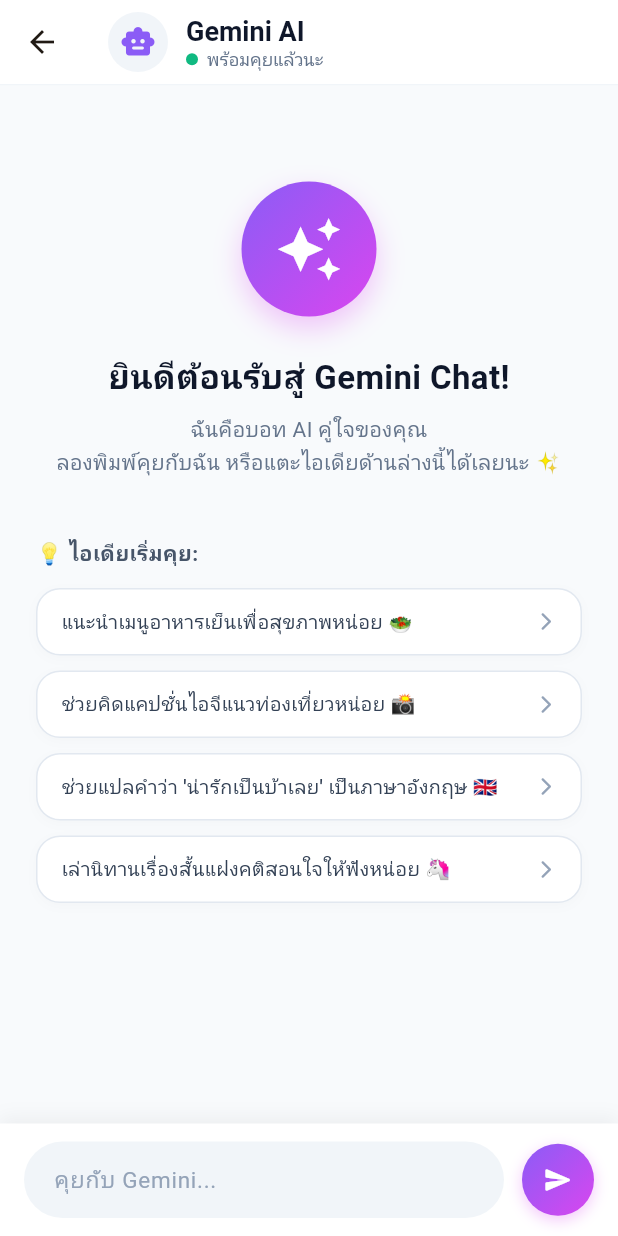
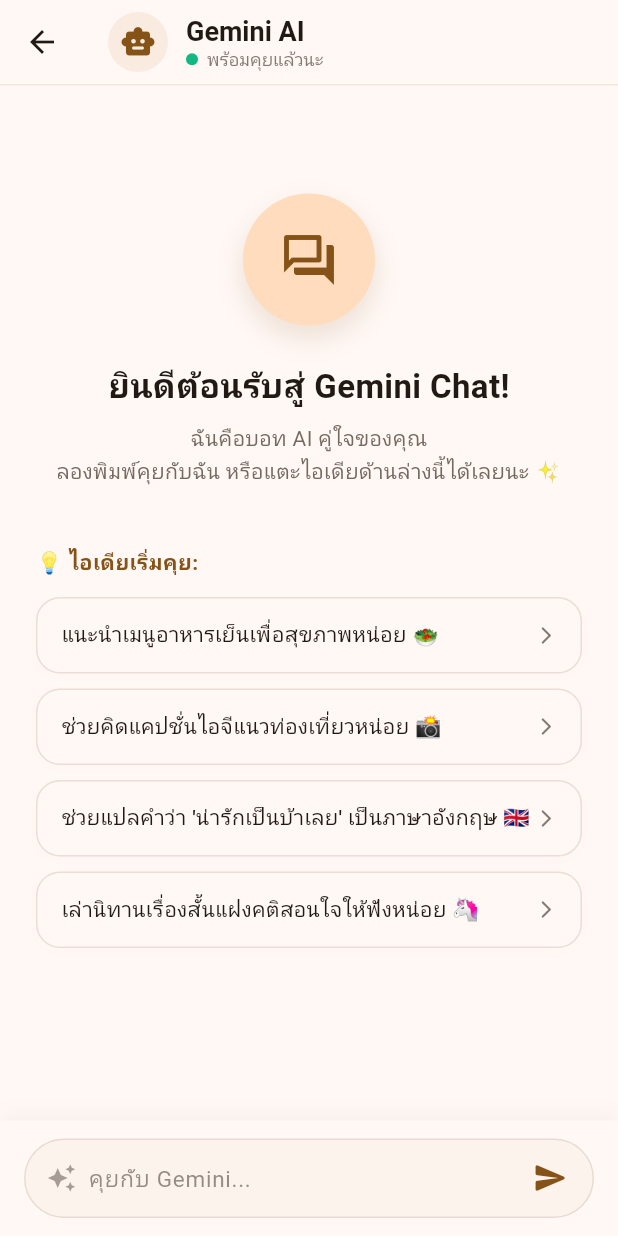
Before and after one commit to Ice-Ittikorn/Flutter, a Flutter app: the AiChatPage screen opened directly, on a phone screen of 412 x 824 dp. Run offline on Flutter 3.47's test engine with Material 3 defaults, Android fonts, the phone set to English and light mode, and no system bars; our stand-ins replace flutter_dotenv.

```diff
--- a/lib/pages/ai_chat_page.dart
+++ b/lib/pages/ai_chat_page.dart
@@ -1,4 +1,5 @@
 import 'dart:convert';
+import 'dart:math';
 
 import 'package:flutter/material.dart';
 import 'package:http/http.dart' as http;
@@ -31,7 +32,7 @@
       if (_scrollController.hasClients) {
         _scrollController.animateTo(
           _scrollController.position.maxScrollExtent,
-          duration: const Duration(milliseconds: 350),
+          duration: const Duration(milliseconds: 300),
           curve: Curves.easeOutCubic,
         );
       }
@@ -107,6 +108,7 @@
 
   Widget _buildMessage(Map<String, String> message) {
     final isUser = message["role"] == "user";
+    final theme = Theme.of(context);
 
     if (isUser) {
       return Padding(
@@ -118,30 +120,26 @@
             Flexible(
               child: Container(
                 padding: const EdgeInsets.symmetric(horizontal: 16, vertical: 12),
-                decoration: const BoxDecoration(
-                  gradient: LinearGradient(
-                    colors: [Color(0xFF8B5CF6), Color(0xFFD946EF)],
-                    begin: Alignment.topLeft,
-                    end: Alignment.bottomRight,
-                  ),
-                  borderRadius: BorderRadius.only(
-                    topLeft: Radius.circular(20),
-                    topRight: Radius.circular(20),
-                    bottomLeft: Radius.circular(20),
-                    bottomRight: Radius.circular(4),
+                decoration: BoxDecoration(
+                  color: theme.colorScheme.primaryContainer,
+                  borderRadius: const BorderRadius.only(
+                    topLeft: Radius.circular(16),
+                    topRight: Radius.circular(16),
+                    bottomLeft: Radius.circular(16),
+                    bottomRight: Radius.zero,
                   ),
                   boxShadow: [
                     BoxShadow(
-                      color: Color(0x22D946EF),
+                      color: Colors.black.withValues(alpha: 0.04),
                       blurRadius: 8,
-                      offset: Offset(0, 4),
+                      offset: const Offset(0, 3),
                     )
                   ],
                 ),
                 child: Text(
                   message["text"] ?? "",
-                  style: const TextStyle(
-                    color: Colors.white,
+                  style: TextStyle(
+                    color: theme.colorScheme.onPrimaryContainer,
                     fontSize: 15,
                     height: 1.4,
                   ),
@@ -162,23 +160,19 @@
               width: 36,
               height: 36,
               decoration: BoxDecoration(
-                gradient: const LinearGradient(
-                  colors: [Color(0xFF3B82F6), Color(0xFF8B5CF6)],
-                  begin: Alignment.topLeft,
-                  end: Alignment.bottomRight,
-                ),
+                color: theme.colorScheme.primary,
                 shape: BoxShape.circle,
                 boxShadow: [
                   BoxShadow(
-                    color: const Color(0x4D3B82F6),
+                    color: theme.colorScheme.primary.withValues(alpha: 0.2),
                     blurRadius: 6,
                     offset: const Offset(0, 2),
                   )
                 ],
               ),
-              child: const Icon(
+              child: Icon(
                 Icons.auto_awesome,
-                color: Colors.white,
+                color: theme.colorScheme.onPrimary,
                 size: 18,
               ),
             ),
@@ -187,20 +181,20 @@
               child: Container(
                 padding: const EdgeInsets.symmetric(horizontal: 16, vertical: 12),
                 decoration: BoxDecoration(
-                  color: Colors.white,
+                  color: theme.colorScheme.surfaceContainer.withValues(alpha: 0.5),
                   borderRadius: const BorderRadius.only(
-                    topLeft: Radius.circular(20),
-                    topRight: Radius.circular(20),
-                    bottomRight: Radius.circular(20),
-                    bottomLeft: Radius.circular(4),
+                    topLeft: Radius.circular(16),
+                    topRight: Radius.circular(16),
+                    bottomRight: Radius.circular(16),
+                    bottomLeft: Radius.zero,
                   ),
                   border: Border.all(
-                    color: const Color(0xFFE2E8F0),
+                    color: theme.colorScheme.outlineVariant.withValues(alpha: 0.3),
                     width: 1,
                   ),
                   boxShadow: [
                     BoxShadow(
-                      color: const Color(0x05000000),
+                      color: Colors.black.withValues(alpha: 0.02),
                       blurRadius: 10,
                       offset: const Offset(0, 4),
                     )
@@ -208,8 +202,8 @@
                 ),
                 child: Text(
                   message["text"] ?? "",
-                  style: const TextStyle(
-                    color: Color(0xFF1E293B),
+                  style: TextStyle(
+                    color: theme.colorScheme.onSurfaceVariant,
                     fontSize: 15,
                     height: 1.4,
                   ),
@@ -224,23 +218,25 @@
 
   @override
   Widget build(BuildContext context) {
+    final theme = Theme.of(context);
+
     return Scaffold(
-      backgroundColor: const Color(0xFFF8FAFC),
+      backgroundColor: theme.colorScheme.surface,
       appBar: AppBar(
-        backgroundColor: Colors.white,
+        backgroundColor: theme.colorScheme.surface,
         elevation: 0,
         centerTitle: false,
         title: Row(
           children: [
             Container(
               padding: const EdgeInsets.all(8),
-              decoration: const BoxDecoration(
-                color: Color(0xFFF1F5F9),
+              decoration: BoxDecoration(
+                color: theme.colorScheme.surfaceContainer,
                 shape: BoxShape.circle,
               ),
-              child: const Icon(
+              child: Icon(
                 Icons.smart_toy_rounded,
-                color: Color(0xFF8B5CF6),
+                color: theme.colorScheme.primary,
                 size: 24,
               ),
             ),
@@ -248,10 +244,10 @@
             Column(
               crossAxisAlignment: CrossAxisAlignment.start,
               children: [
-                const Text(
+                Text(
                   "Gemini AI",
                   style: TextStyle(
-                    color: Color(0xFF0F172A),
+                    color: theme.colorScheme.onSurface,
                     fontSize: 18,
                     fontWeight: FontWeight.bold,
                   ),
@@ -267,10 +263,10 @@
                       ),
                     ),
                     const SizedBox(width: 6),
-                    const Text(
+                    Text(
                       "พร้อมคุยแล้วนะ",
                       style: TextStyle(
-                        color: Color(0xFF64748B),
+                        color: theme.colorScheme.onSurfaceVariant.withValues(alpha: 0.7),
                         fontSize: 12,
                         fontWeight: FontWeight.w500,
                       ),
@@ -284,7 +280,7 @@
         bottom: PreferredSize(
           preferredSize: const Size.fromHeight(1),
           child: Container(
-            color: const Color(0xFFF1F5F9),
+            color: theme.colorScheme.outlineVariant.withValues(alpha: 0.3),
             height: 1,
           ),
         ),
@@ -300,60 +296,56 @@
                       child: Column(
                         mainAxisAlignment: MainAxisAlignment.center,
                         children: [
-                          const SizedBox(height: 40),
+                          const SizedBox(height: 48),
                           Container(
-                            width: 90,
-                            height: 90,
+                            width: 88,
+                            height: 88,
                             decoration: BoxDecoration(
-                              gradient: const LinearGradient(
-                                colors: [Color(0xFF8B5CF6), Color(0xFFD946EF)],
-                                begin: Alignment.topLeft,
-                                end: Alignment.bottomRight,
-                              ),
+                              color: theme.colorScheme.primaryContainer,
                               shape: BoxShape.circle,
                               boxShadow: [
                                 BoxShadow(
-                                  color: const Color(0x4CD946EF),
+                                  color: theme.colorScheme.primary.withValues(alpha: 0.15),
                                   blurRadius: 16,
                                   offset: const Offset(0, 8),
                                 )
                               ],
                             ),
-                            child: const Icon(
-                              Icons.auto_awesome,
-                              size: 45,
-                              color: Colors.white,
+                            child: Icon(
+                              Icons.forum_outlined,
+                              size: 40,
+                              color: theme.colorScheme.primary,
                             ),
                           ),
                           const SizedBox(height: 24),
-                          const Text(
+                          Text(
                             "ยินดีต้อนรับสู่ Gemini Chat!",
                             style: TextStyle(
                               fontSize: 22,
                               fontWeight: FontWeight.bold,
-                              color: Color(0xFF0F172A),
+                              color: theme.colorScheme.onSurface,
                             ),
                             textAlign: TextAlign.center,
                           ),
                           const SizedBox(height: 8),
-                          const Text(
+                          Text(
                             "ฉันคือบอท AI คู่ใจของคุณ\nลองพิมพ์คุยกับฉัน หรือแตะไอเดียด้านล่างนี้ได้เลยนะ ✨",
                             style: TextStyle(
                               fontSize: 14,
-                              color: Color(0xFF64748B),
+                              color: theme.colorScheme.onSurfaceVariant.withValues(alpha: 0.8),
                               height: 1.5,
                             ),
                             textAlign: TextAlign.center,
                           ),
                           const SizedBox(height: 40),
-                          const Align(
+                          Align(
                             alignment: Alignment.centerLeft,
                             child: Text(
                               "💡 ไอเดียเริ่มคุย:",
                               style: TextStyle(
                                 fontSize: 14,
                                 fontWeight: FontWeight.bold,
-                                color: Color(0xFF475569),
+                                color: theme.colorScheme.primary,
                               ),
                             ),
                           ),
@@ -368,18 +360,18 @@
                                   width: double.infinity,
                                   padding: const EdgeInsets.symmetric(
                                     horizontal: 16,
-                                    vertical: 12,
+                                    vertical: 14,
                                   ),
                                   decoration: BoxDecoration(
-                                    color: Colors.white,
+                                    color: theme.colorScheme.surface,
                                     borderRadius: BorderRadius.circular(16),
                                     border: Border.all(
-                                      color: const Color(0xFFE2E8F0),
+                                      color: theme.colorScheme.outlineVariant.withValues(alpha: 0.5),
                                       width: 1,
                                     ),
                                     boxShadow: [
                                       BoxShadow(
-                                        color: const Color(0x05000000),
+                                        color: Colors.black.withValues(alpha: 0.01),
                                         blurRadius: 6,
                                         offset: const Offset(0, 2),
                                       )
@@ -390,17 +382,17 @@
                                       Expanded(
                                         child: Text(
                                           suggestion,
-                                          style: const TextStyle(
-                                            fontSize: 13,
-                                            color: Color(0xFF334155),
+                                          style: TextStyle(
+                                            fontSize: 14,
+                                            color: theme.colorScheme.onSurface,
                                             fontWeight: FontWeight.w500,
                                           ),
                                         ),
                                       ),
-                                      const Icon(
+                                      Icon(
                                         Icons.arrow_forward_ios_rounded,
                                         size: 14,
-                                        color: Color(0xFF94A3B8),
+                                        color: theme.colorScheme.onSurfaceVariant.withValues(alpha: 0.7),
                                       ),
                                     ],
                                   ),
@@ -423,33 +415,30 @@
           ),
           if (_isLoading)
             Padding(
-              padding: const EdgeInsets.only(bottom: 8.0),
+              padding: const EdgeInsets.only(bottom: 12.0),
               child: Row(
                 mainAxisAlignment: MainAxisAlignment.center,
                 children: [
                   Container(
-                    padding: const EdgeInsets.symmetric(horizontal: 14, vertical: 8),
+                    padding: const EdgeInsets.symmetric(horizontal: 16, vertical: 10),
                     decoration: BoxDecoration(
-                      color: const Color(0x99E2E8F0),
-                      borderRadius: BorderRadius.circular(20),
+                      color: theme.colorScheme.surfaceContainer.withValues(alpha: 0.6),
+                      borderRadius: BorderRadius.circular(24),
+                      border: Border.all(
+                        color: theme.colorScheme.outlineVariant.withValues(alpha: 0.3),
+                        width: 1,
+                      ),
                     ),
                     child: Row(
                       mainAxisSize: MainAxisSize.min,
                       children: [
-                        const SizedBox(
-                          width: 12,
-                          height: 12,
-                          child: CircularProgressIndicator(
-                            strokeWidth: 2,
-                            valueColor: AlwaysStoppedAnimation<Color>(Color(0xFF8B5CF6)),
-                          ),
-                        ),
-                        const SizedBox(width: 8),
-                        const Text(
+                        const TypingIndicator(),
+                        const SizedBox(width: 10),
+                        Text(
                           "Gemini กำลังคิดอยู่...",
                           style: TextStyle(
                             fontSize: 12,
-                            color: Color(0xFF475569),
+                            color: theme.colorScheme.onSurfaceVariant,
                             fontWeight: FontWeight.w500,
                           ),
                         ),
@@ -461,10 +450,10 @@
             ),
           Container(
             decoration: BoxDecoration(
-              color: Colors.white,
+              color: theme.colorScheme.surface,
               boxShadow: [
                 BoxShadow(
-                  color: const Color(0x0D000000),
+                  color: Colors.black.withValues(alpha: 0.04),
                   blurRadius: 10,
                   offset: const Offset(0, -4),
                 )
@@ -478,23 +467,36 @@
                     Expanded(
                       child: Container(
                         decoration: BoxDecoration(
-                          color: const Color(0xFFF1F5F9),
+                          color: theme.colorScheme.surfaceContainer.withValues(alpha: 0.4),
                           borderRadius: BorderRadius.circular(28),
+                          border: Border.all(
+                            color: theme.colorScheme.outlineVariant.withValues(alpha: 0.5),
+                            width: 1,
                           ),
+                        ),
+                        child: Row(
+                          children: [
+                            const SizedBox(width: 14),
+                            Icon(
+                              Icons.auto_awesome,
+                              size: 20,
+                              color: theme.colorScheme.onSurfaceVariant.withValues(alpha: 0.5),
+                            ),
+                            const SizedBox(width: 8),
+                            Expanded(
                               child: TextField(
                                 controller: _controller,
-                          style: const TextStyle(
+                                style: TextStyle(
                                   fontSize: 15,
-                            color: Color(0xFF1E293B),
+                                  color: theme.colorScheme.onSurface,
                                 ),
-                          decoration: const InputDecoration(
+                                decoration: InputDecoration(
                                   hintText: "คุยกับ Gemini...",
                                   hintStyle: TextStyle(
-                              color: Color(0xFF94A3B8),
+                                    color: theme.colorScheme.onSurfaceVariant.withValues(alpha: 0.6),
                                     fontSize: 15,
                                   ),
-                            contentPadding: EdgeInsets.symmetric(
-                              horizontal: 20,
+                                  contentPadding: const EdgeInsets.symmetric(
                                     vertical: 14,
                                   ),
                                   border: InputBorder.none,
@@ -507,39 +509,18 @@
                                 onSubmitted: (_) => _sendMessage(),
                               ),
                             ),
+                            const SizedBox(width: 8),
+                            IconButton(
+                              onPressed: _isLoading ? null : () => _sendMessage(),
+                              icon: Icon(
+                                Icons.send_rounded,
+                                color: _isLoading
+                                    ? theme.colorScheme.onSurfaceVariant.withValues(alpha: 0.4)
+                                    : theme.colorScheme.primary,
                               ),
-                    const SizedBox(width: 12),
-                    GestureDetector(
-                      onTap: _isLoading ? null : () => _sendMessage(),
-                      child: Container(
-                        width: 48,
-                        height: 48,
-                        decoration: BoxDecoration(
-                          gradient: _isLoading
-                              ? null
-                              : const LinearGradient(
-                                  colors: [Color(0xFF8B5CF6), Color(0xFFD946EF)],
-                                  begin: Alignment.topLeft,
-                                  end: Alignment.bottomRight,
                             ),
-                          color: _isLoading ? const Color(0xFFCBD5E1) : null,
-                          shape: BoxShape.circle,
-                          boxShadow: _isLoading
-                              ? []
-                              : [
-                                  BoxShadow(
-                                    color: const Color(0x4CD946EF),
-                                    blurRadius: 8,
-                                    offset: const Offset(0, 3),
-                                  )
+                            const SizedBox(width: 4),
                           ],
-                        ),
-                        child: const Center(
-                          child: Icon(
-                            Icons.send_rounded,
-                            color: Colors.white,
-                            size: 20,
-                          ),
                         ),
                       ),
                     ),
@@ -560,3 +541,65 @@
     super.dispose();
   }
 }
+
+class TypingIndicator extends StatefulWidget {
+  const TypingIndicator({super.key});
+
+  @override
+  State<TypingIndicator> createState() => _TypingIndicatorState();
+}
+
+class _TypingIndicatorState extends State<TypingIndicator> with SingleTickerProviderStateMixin {
+  late AnimationController _controller;
+
+  @override
+  void initState() {
+    super.initState();
+    _controller = AnimationController(
+      vsync: this,
+      duration: const Duration(milliseconds: 1200),
+    )..repeat();
+  }
+
+  @override
+  void dispose() {
+    _controller.dispose();
+    super.dispose();
+  }
+
+  Widget _buildDot(int index) {
+    final theme = Theme.of(context);
+    return AnimatedBuilder(
+      animation: _controller,
+      builder: (context, child) {
+        final double delay = index * 0.2;
+        final double val = (sin((_controller.value * 2 * pi) - (delay * 2 * pi)) + 1) / 2;
+        return Transform.translate(
+          offset: Offset(0, -val * 4),
+          child: Container(
+            width: 6,
+            height: 6,
+            decoration: BoxDecoration(
+              color: theme.colorScheme.primary.withValues(alpha: 0.8),
+              shape: BoxShape.circle,
+            ),
+          ),
+        );
+      },
+    );
+  }
+
+  @override
+  Widget build(BuildContext context) {
+    return Row(
+      mainAxisSize: MainAxisSize.min,
+      children: [
+        _buildDot(0),
+        const SizedBox(width: 4),
+        _buildDot(1),
+        const SizedBox(width: 4),
+        _buildDot(2),
+      ],
+    );
+  }
+}
```
Lines whose indentation alone changed are shown as unchanged.
